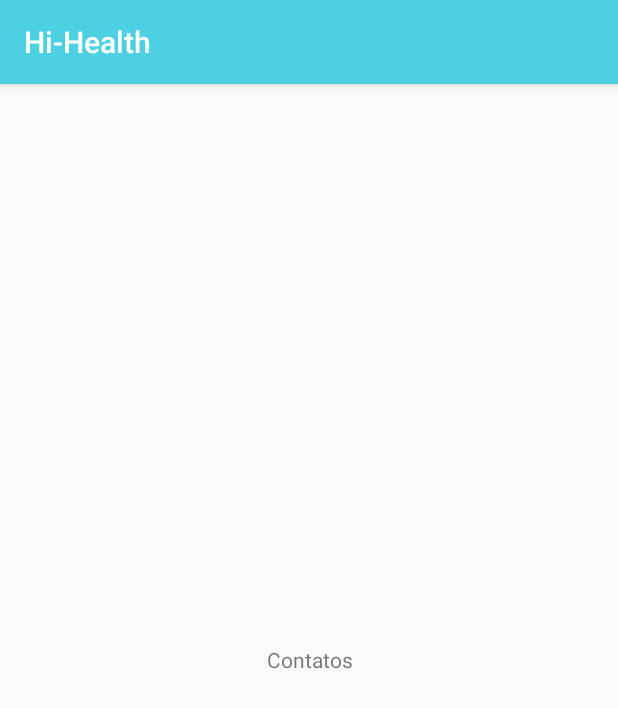
After one commit to GustavorDeSousa/Hi-Health, an Android app: the fragment ContactsFragment shown on its own in the app's theme, on a phone screen of 412 x 824 dp. The commit adds this screen. Shown: the top 708 px of the screen. Run offline under Robolectric (Android 15) with nearby library versions, the phone set to English and light mode, and no system bars.

Commit message:
Add Fragments

```diff
--- /dev/null
+++ b/app/src/main/java/br/com/thecharles/hihealth/fragments/ContactsFragment.java
@@ -0,0 +1,21 @@
+package br.com.thecharles.hihealth.fragments;
+
+import android.os.Bundle;
+import android.support.v4.app.Fragment;
+import android.view.LayoutInflater;
+import android.view.View;
+import android.view.ViewGroup;
+
+import br.com.thecharles.hihealth.R;
+
+public class ContactsFragment extends Fragment {
+
+    @Override
+    public View onCreateView(LayoutInflater inflater, ViewGroup container,
+                             Bundle savedInstanceState) {
+        return inflater.inflate(R.layout.fragment_contacts, container, false);
+    }
+    public static ContactsFragment newInstance() {
+        return new ContactsFragment();
+    }
+}
--- a/app/src/main/res/layout/activity_bottom_navigation.xml
+++ b/app/src/main/res/layout/activity_bottom_navigation.xml
@@ -18,6 +18,7 @@
         app:layout_constraintLeft_toLeftOf="parent"
         app:layout_constraintTop_toTopOf="parent" />
 
+    <!--TODO - Melhorar o esquema de cores -->
     <android.support.design.widget.BottomNavigationView
         android:id="@+id/navigation"
         android:layout_width="0dp"
--- /dev/null
+++ b/app/src/main/res/layout/fragment_contacts.xml
@@ -0,0 +1,12 @@
+<?xml version="1.0" encoding="utf-8"?>
+<LinearLayout xmlns:android="http://schemas.android.com/apk/res/android"
+    android:orientation="vertical" android:layout_width="match_parent"
+    android:layout_height="match_parent">
+
+    <TextView
+        android:layout_width="match_parent"
+        android:layout_height="match_parent"
+        android:text="@string/title_contacts"
+        android:gravity="center_vertical|center_horizontal"/>
+
+</LinearLayout>
```
Also changed, not shown: app/build.gradle (+24 -29 lines), app/src/main/java/br/com/thecharles/hihealth/BottomNavigationActivity.java (+22 -0 lines), app/src/main/java/br/com/thecharles/hihealth/fragments/DataFragment.java (added, +21 -0 lines), app/src/main/java/br/com/thecharles/hihealth/fragments/ProfileFragment.java (added, +23 -0 lines), app/src/main/res/layout/fragment_data.xml (added, +12 -0 lines), app/src/main/res/layout/fragment_profile.xml (added, +13 -0 lines).
